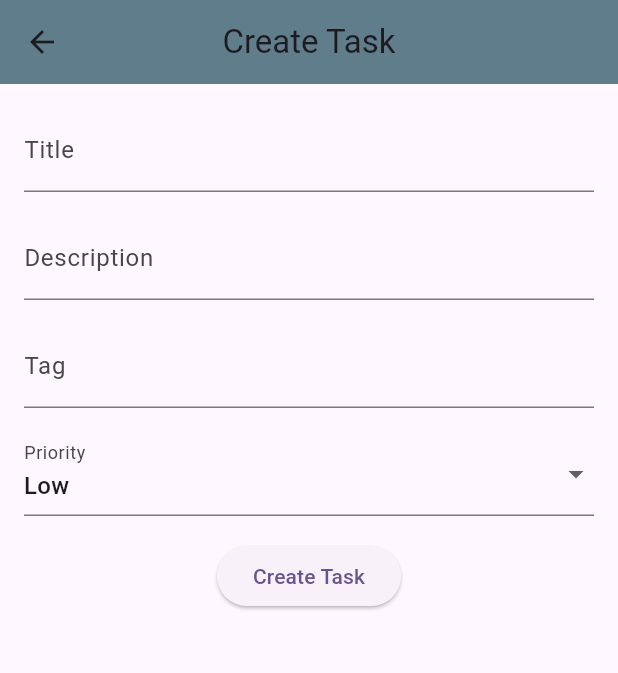
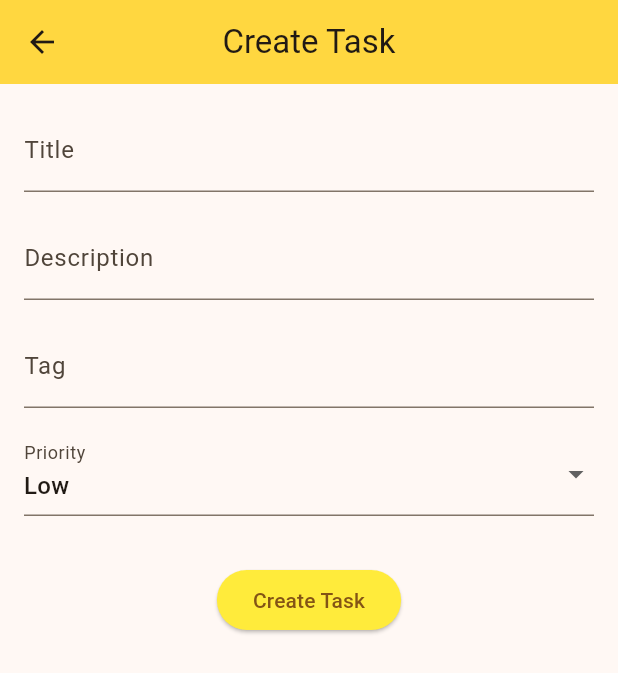
Before and after one commit to fahadzardari/time_tracker_mad_project, a Flutter app: the screen it shows after launch, after a tap on the "add" icon, on a phone screen of 412 x 824 dp. Shown: the top 673 px of the screen. Run offline on Flutter 3.47's test engine with Material 3 defaults, Android fonts, the phone set to English and light mode, and no system bars; our stand-ins replace sqflite; accounts and stored records are empty.

Commit message:
Refactor color scheme in main.dart and create_task.dart

```diff
--- a/lib/main.dart
+++ b/lib/main.dart
@@ -17,7 +17,7 @@
     return MaterialApp(
       title: 'Time Tracker App',
       theme: ThemeData(
-        colorScheme: ColorScheme.fromSeed(seedColor: Colors.deepPurple),
+        colorScheme: ColorScheme.fromSeed(seedColor: Colors.orangeAccent),
         useMaterial3: true,
       ),
       initialRoute: '/',
--- a/lib/screens/create_task.dart
+++ b/lib/screens/create_task.dart
@@ -17,7 +17,7 @@ class CreateTask extends StatelessWidget {
       appBar: AppBar(
         title: const Text('Create Task'),
         centerTitle: true,
-        backgroundColor: Colors.blueGrey,
+        backgroundColor: Colors.amberAccent,
       ),
       body: Padding(
         padding: const EdgeInsets.all(16.0),
@@ -91,7 +91,7 @@ class CreateTask extends StatelessWidget {
                   return null;
                 },
               ),
-              const SizedBox(height: 16),
+              const SizedBox(height: 32),
 
               // Create Task button
               ElevatedButton(
@@ -117,6 +117,9 @@ class CreateTask extends StatelessWidget {
                   }
                 },
                 child: const Text('Create Task'),
+                style: ElevatedButton.styleFrom(
+                  backgroundColor: Colors.yellow,
+                ),
               ),
             ],
           ),
--- a/lib/screens/home.dart
+++ b/lib/screens/home.dart
@@ -68,7 +68,7 @@ class _HomeState extends State<Home> with SingleTickerProviderStateMixin {
       appBar: AppBar(
         title: const Text('Home'),
         centerTitle: true,
-        backgroundColor: Colors.blueGrey,
+        backgroundColor: Colors.amberAccent,
         bottom: TabBar(
           controller: _tabController,
           tabs: const [
@@ -143,7 +143,8 @@ class _HomeState extends State<Home> with SingleTickerProviderStateMixin {
           Navigator.pushNamed(context, '/create_task');
         },
         child: const Icon(Icons.add),
-        backgroundColor: Colors.blueGrey,
+        shape: RoundedRectangleBorder(borderRadius: BorderRadius.circular(25)),
+        backgroundColor: Colors.amberAccent,
       ),
     );
   }
```
